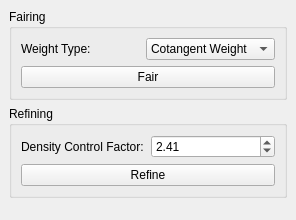
First picture: the form in Polyhedron/demo/Polyhedron/Fairing_widget.ui, repository CGAL/cgal, before the edit.
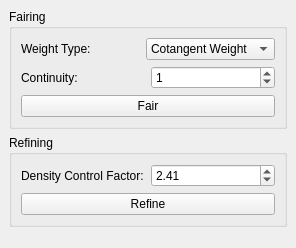
Second picture: the form after the edit.

Commit message: Add Fairing_continuity as a param to UI

What changed in the file:
```diff
--- a/Polyhedron/demo/Polyhedron/Fairing_widget.ui
+++ b/Polyhedron/demo/Polyhedron/Fairing_widget.ui
@@ -7,7 +7,7 @@
     <x>0</x>
     <y>0</y>
     <width>296</width>
-    <height>220</height>
+    <height>248</height>
    </rect>
   </property>
   <property name="windowTitle">
@@ -49,6 +49,30 @@
          </item>
         </layout>
        </item>
+       <item>
+        <layout class="QHBoxLayout" name="horizontalLayout_2">
+         <item>
+          <widget class="QLabel" name="label_3">
+           <property name="text">
+            <string>Continuity:</string>
+           </property>
+          </widget>
+         </item>
+         <item>
+          <widget class="QSpinBox" name="Continuity_spin_box">
+           <property name="minimum">
+            <number>0</number>
+           </property>
+           <property name="maximum">
+            <number>2</number>
+           </property>
+           <property name="value">
+            <number>1</number>
+           </property>
+          </widget>
+         </item>
+        </layout>
+       </item>
        <item>
         <widget class="QPushButton" name="Fair_button">
          <property name="text">
```
Left out of the diff: 2 changed lines with no effect on the pictures. The commit also changes 3 other files.
